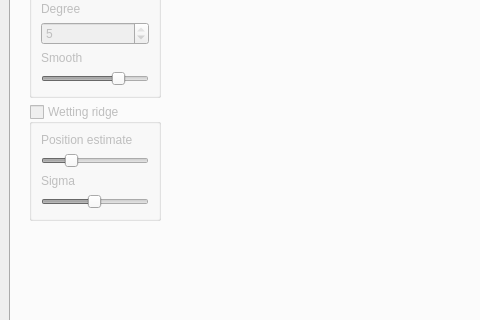
Old version of the form pyDSA_gui/design.ui in the repository galaunay/pyDSA_gui; both pictures show x 0 to 480 and y 416 to 736 of the 972 by 854 pixel window.
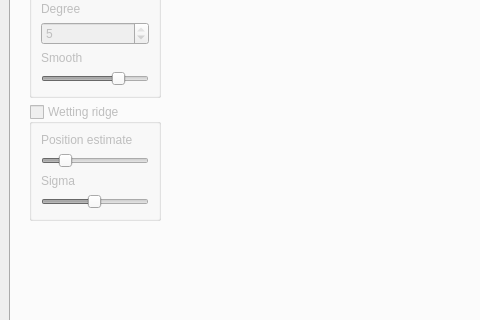
New version of the form. Custom widgets are drawn as their Qt base class.

Commit message: Begin to add triple point positions in graph

```diff
--- a/pyDSA_gui/design.ui
+++ b/pyDSA_gui/design.ui
@@ -1166,10 +1166,10 @@
                  <number>1</number>
                 </property>
                 <property name="maximum">
-                 <number>100</number>
+                 <number>50</number>
                 </property>
                 <property name="value">
-                 <number>25</number>
+                 <number>10</number>
                 </property>
                 <property name="orientation">
                  <enum>Qt::Horizontal</enum>
```
The commit also changes 2 other files.
